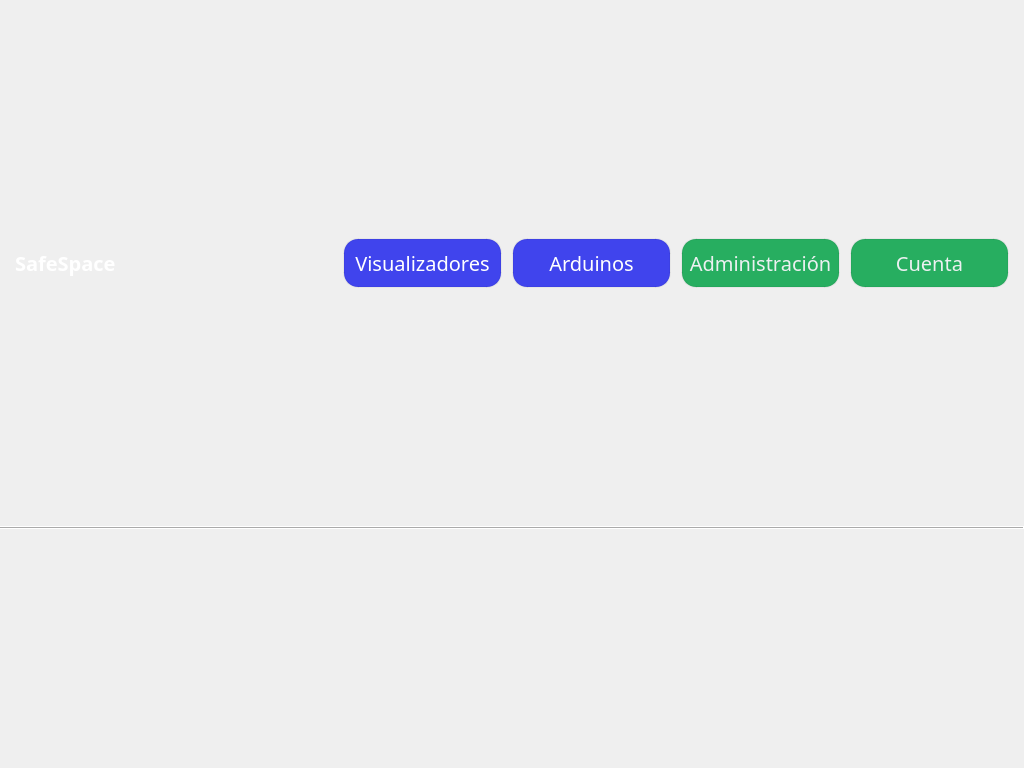
The window that SafeSpace/client/src/controller/mainwindow.ui (Svndda/CI-0123-PIRS-incomprendidos) describes before a commit, drawn with Qt 5.
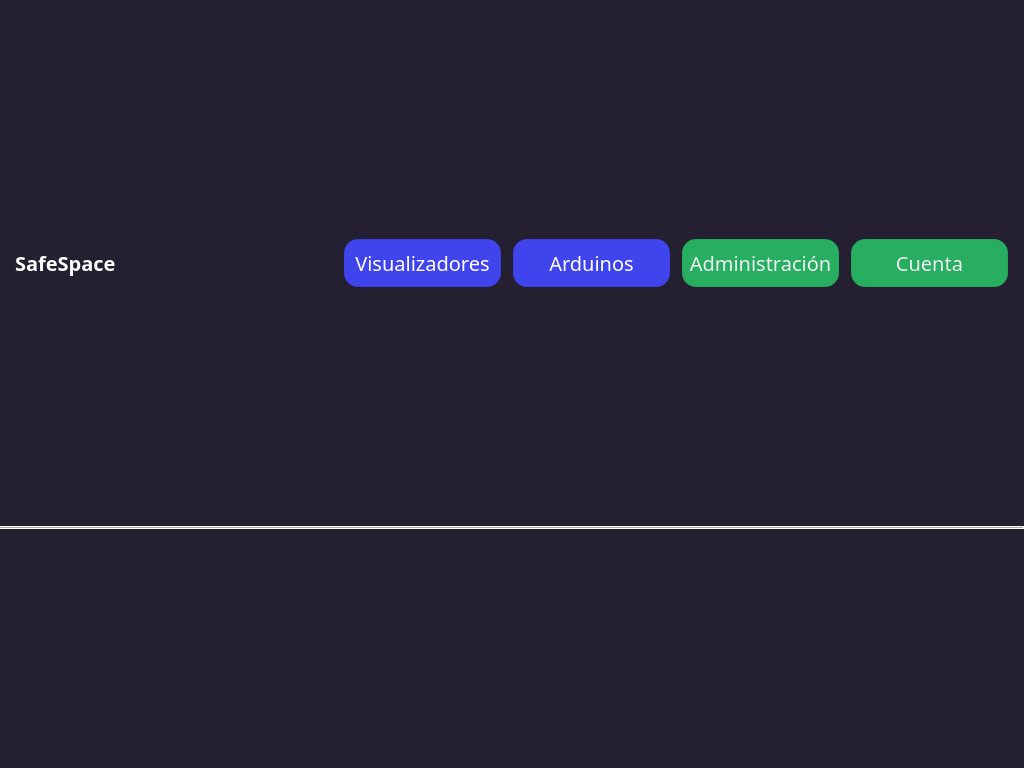
The same window after the commit.

Commit message: Corrections on client and sendConnection

Patch:
```diff
--- a/SafeSpace/client/src/controller/mainwindow.ui
+++ b/SafeSpace/client/src/controller/mainwindow.ui
@@ -39,6 +39,7 @@
    <property name="styleSheet">
     <string notr="true">QWidget {
 	color: white;
+	background-color: rgb(36, 31, 49)
 }</string>
    </property>
    <layout class="QGridLayout" name="mainLayout">
```
The commit also changes 2 other files.
